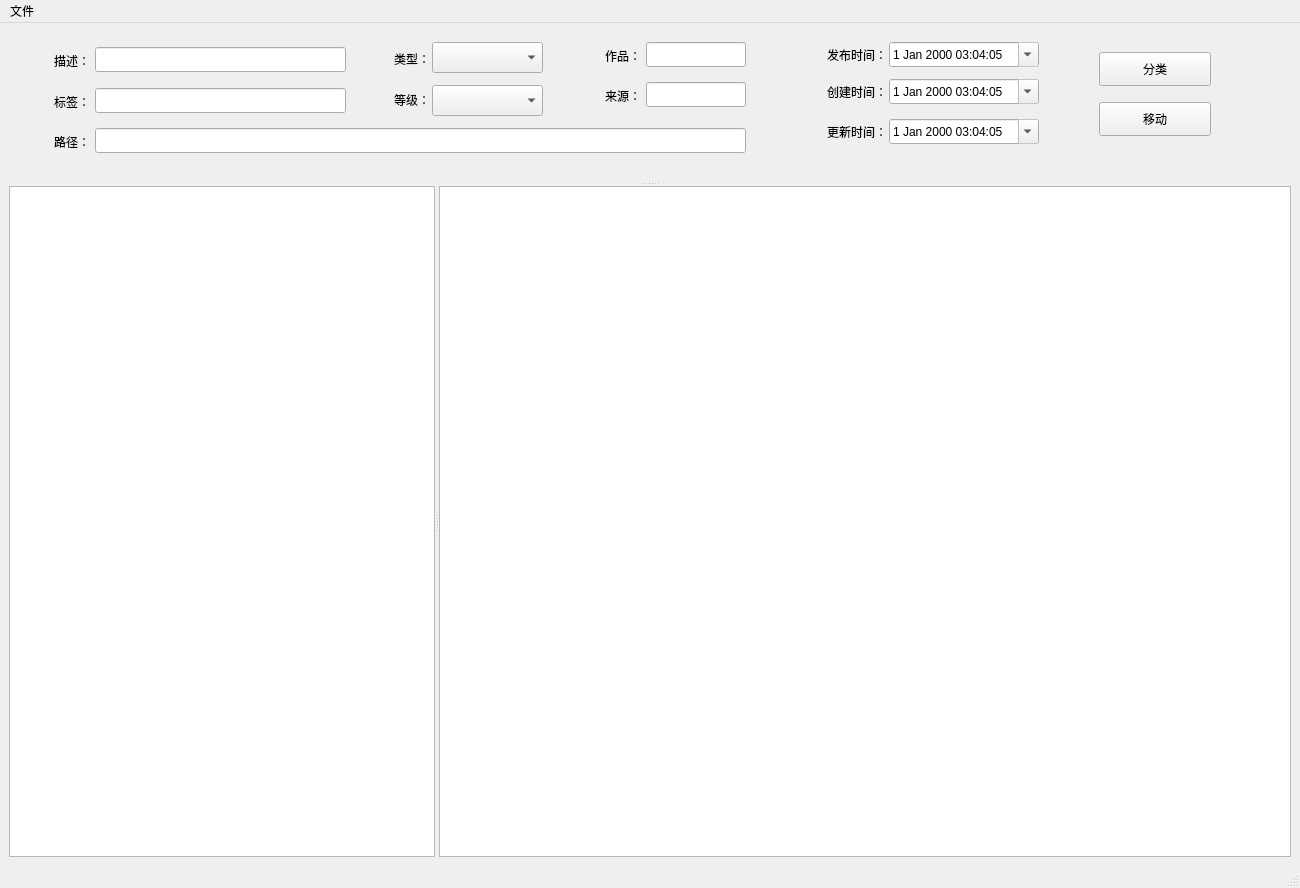
Above: view/main.ui from originalMemory/imageManger before the change. Below: the same form after it.
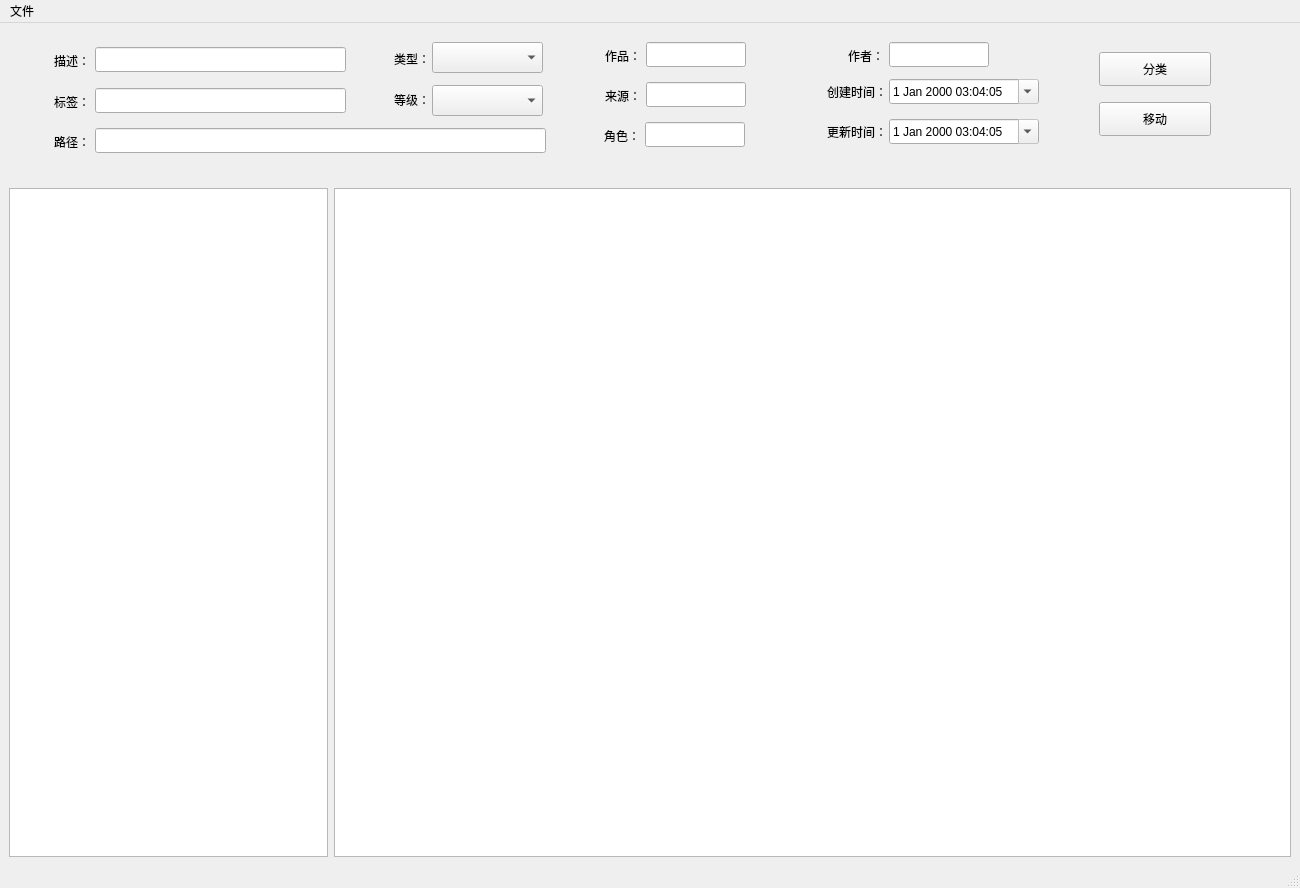
That is the form after the change.

The edit to the form file:
```diff
--- a/view/main.ui
+++ b/view/main.ui
@@ -17,12 +17,8 @@
    <string>图片整理程序</string>
   </property>
   <widget class="QWidget" name="centralwidget">
-   <layout class="QVBoxLayout" name="verticalLayout">
+   <layout class="QVBoxLayout" name="verticalLayout" stretch="0,1">
     <item>
-     <widget class="QSplitter" name="splitter_2">
-      <property name="orientation">
-       <enum>Qt::Vertical</enum>
-      </property>
       <widget class="QWidget" name="widget" native="true">
        <property name="sizePolicy">
         <sizepolicy hsizetype="Expanding" vsizetype="Expanding">
@@ -213,7 +209,7 @@
          <rect>
           <x>86</x>
           <y>96</y>
-          <width>651</width>
+         <width>451</width>
           <height>25</height>
          </rect>
         </property>
@@ -237,63 +233,6 @@
          <set>Qt::AlignRight|Qt::AlignTrailing|Qt::AlignVCenter</set>
         </property>
        </widget>
-       <widget class="QDateTimeEdit" name="dateTimeEdit_publish">
-        <property name="geometry">
-         <rect>
-          <x>880</x>
-          <y>10</y>
-          <width>150</width>
-          <height>25</height>
-         </rect>
-        </property>
-        <property name="frame">
-         <bool>true</bool>
-        </property>
-        <property name="readOnly">
-         <bool>true</bool>
-        </property>
-        <property name="buttonSymbols">
-         <enum>QAbstractSpinBox::NoButtons</enum>
-        </property>
-        <property name="accelerated">
-         <bool>false</bool>
-        </property>
-        <property name="keyboardTracking">
-         <bool>true</bool>
-        </property>
-        <property name="showGroupSeparator" stdset="0">
-         <bool>false</bool>
-        </property>
-        <property name="dateTime">
-         <datetime>
-          <hour>3</hour>
-          <minute>4</minute>
-          <second>5</second>
-          <year>2000</year>
-          <month>1</month>
-          <day>1</day>
-         </datetime>
-        </property>
-        <property name="calendarPopup">
-         <bool>true</bool>
-        </property>
-       </widget>
-       <widget class="QLabel" name="label_8">
-        <property name="geometry">
-         <rect>
-          <x>787</x>
-          <y>13</y>
-          <width>91</width>
-          <height>20</height>
-         </rect>
-        </property>
-        <property name="text">
-         <string>发布时间：</string>
-        </property>
-        <property name="alignment">
-         <set>Qt::AlignRight|Qt::AlignTrailing|Qt::AlignVCenter</set>
-        </property>
-       </widget>
        <widget class="QDateTimeEdit" name="dateTimeEdit_create">
         <property name="geometry">
          <rect>
@@ -421,17 +360,63 @@
          <string>移动</string>
         </property>
        </widget>
+      <widget class="QLineEdit" name="lineEdit_role">
+       <property name="geometry">
+        <rect>
+         <x>636</x>
+         <y>90</y>
+         <width>100</width>
+         <height>25</height>
+        </rect>
+       </property>
       </widget>
-      <widget class="QSplitter" name="splitter">
-       <property name="sizePolicy">
-        <sizepolicy hsizetype="Expanding" vsizetype="Expanding">
-         <horstretch>0</horstretch>
-         <verstretch>1</verstretch>
-        </sizepolicy>
+      <widget class="QLabel" name="label_11">
+       <property name="geometry">
+        <rect>
+         <x>570</x>
+         <y>94</y>
+         <width>61</width>
+         <height>20</height>
+        </rect>
        </property>
-       <property name="orientation">
-        <enum>Qt::Horizontal</enum>
+       <property name="text">
+        <string>角色：</string>
        </property>
+       <property name="alignment">
+        <set>Qt::AlignRight|Qt::AlignTrailing|Qt::AlignVCenter</set>
+       </property>
+      </widget>
+      <widget class="QLabel" name="label_8">
+       <property name="geometry">
+        <rect>
+         <x>814</x>
+         <y>14</y>
+         <width>61</width>
+         <height>20</height>
+        </rect>
+       </property>
+       <property name="text">
+        <string>作者：</string>
+       </property>
+       <property name="alignment">
+        <set>Qt::AlignRight|Qt::AlignTrailing|Qt::AlignVCenter</set>
+       </property>
+      </widget>
+      <widget class="QLineEdit" name="lineEdit_author">
+       <property name="geometry">
+        <rect>
+         <x>880</x>
+         <y>10</y>
+         <width>100</width>
+         <height>25</height>
+        </rect>
+       </property>
+      </widget>
+     </widget>
+    </item>
+    <item>
+     <layout class="QHBoxLayout" name="horizontalLayout" stretch="1,3">
+      <item>
        <widget class="QListView" name="listView">
         <property name="sizePolicy">
          <sizepolicy hsizetype="Expanding" vsizetype="Expanding">
@@ -461,10 +446,12 @@
          <enum>QListView::Fixed</enum>
         </property>
        </widget>
+      </item>
+      <item>
        <widget class="QGraphicsView" name="graphicsView">
         <property name="sizePolicy">
          <sizepolicy hsizetype="Expanding" vsizetype="Expanding">
-          <horstretch>2</horstretch>
+          <horstretch>3</horstretch>
           <verstretch>0</verstretch>
          </sizepolicy>
         </property>
@@ -481,8 +468,8 @@
          <enum>Qt::ScrollBarAlwaysOff</enum>
         </property>
        </widget>
-      </widget>
-     </widget>
+      </item>
+     </layout>
     </item>
    </layout>
   </widget>
```
Left out of the diff: 6 changed lines with no effect on the pictures. Lines whose indentation alone changed are shown as unchanged.
